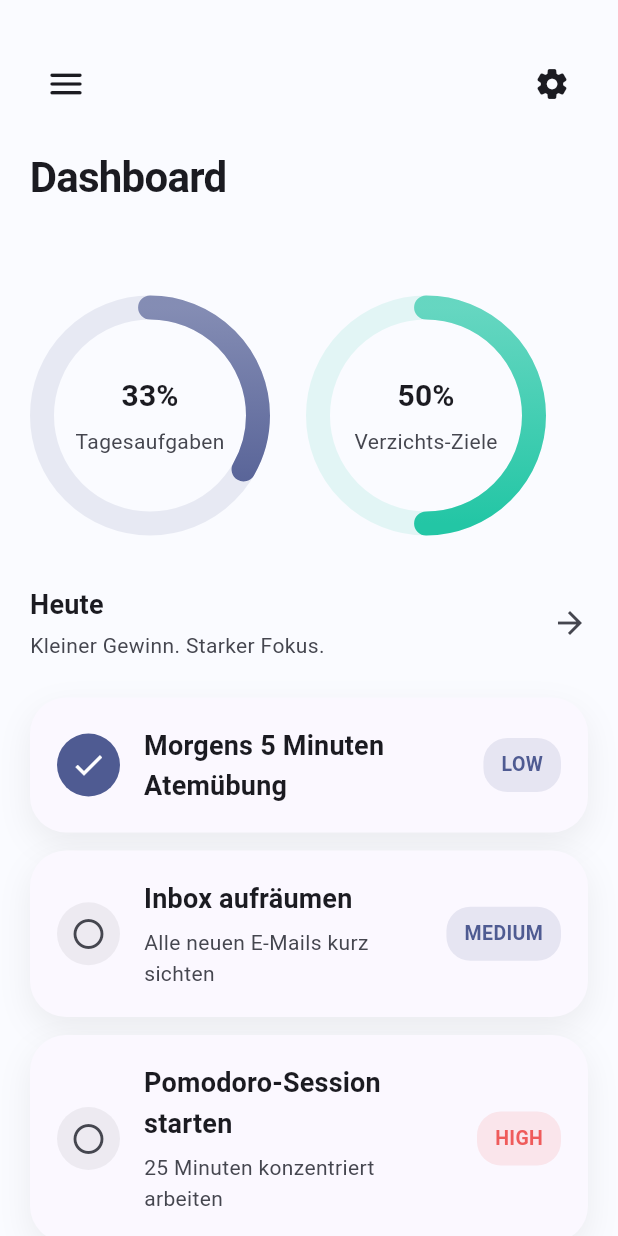
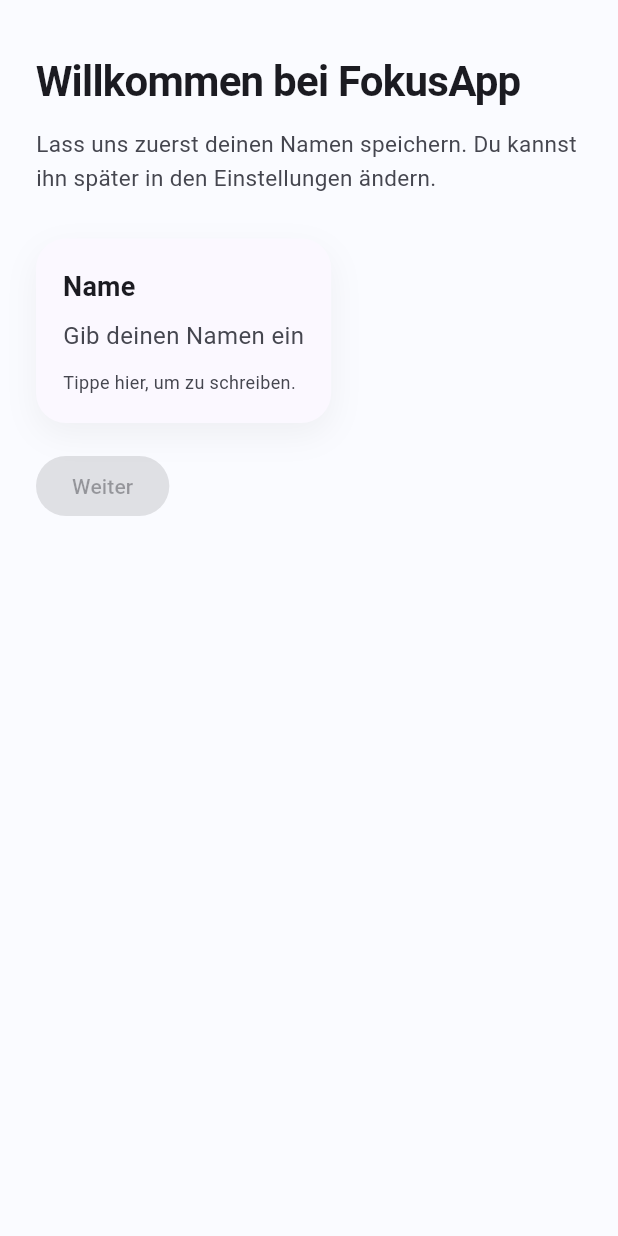
Before and after one commit to philippstrick17/FokusApp-V2, a Flutter app: the screen it shows after launch, on a phone screen of 412 x 824 dp. Run offline on Flutter 3.47's test engine with Material 3 defaults, Android fonts, the phone set to English and light mode, and no system bars; our stand-ins replace confetti, shared_preferences.

Commit message:
feat: add welcome screen. add debug functions. add app functionality for reseting targets

```diff
--- a/lib/main.dart
+++ b/lib/main.dart
@@ -3,6 +3,7 @@ import 'package:flutter/services.dart';
 import 'package:provider/provider.dart';
 import 'package:fokus_app_v2/providers/app_state.dart';
 import 'package:fokus_app_v2/screens/home_screen.dart';
+import 'package:fokus_app_v2/screens/onboarding_screen.dart';
 
 void main() {
   runApp(const FokusApp());
@@ -127,7 +128,9 @@ class FokusApp extends StatelessWidget {
             theme: _buildLightTheme(),
             darkTheme: _buildDarkTheme(),
             themeMode: appState.darkModeEnabled ? ThemeMode.dark : ThemeMode.light,
-            home: const HomeScreen(),
+            home: appState.initialized
+                ? (appState.onboardingComplete ? const HomeScreen() : const OnboardingScreen())
+                : const Scaffold(body: Center(child: CircularProgressIndicator())),
           );
         },
       ),
--- /dev/null
+++ b/lib/screens/onboarding_screen.dart
@@ -0,0 +1,254 @@
+import 'package:flutter/material.dart';
+import 'package:provider/provider.dart';
+import 'package:fokus_app_v2/providers/app_state.dart';
+
+class OnboardingScreen extends StatefulWidget {
+  const OnboardingScreen({super.key});
+
+  @override
+  State<OnboardingScreen> createState() => _OnboardingScreenState();
+}
+
+class _OnboardingScreenState extends State<OnboardingScreen> {
+  final _nameController = TextEditingController();
+  final _taskController = TextEditingController();
+  final _goalController = TextEditingController();
+  int _step = 1;
+
+  @override
+  void dispose() {
+    _nameController.dispose();
+    _taskController.dispose();
+    _goalController.dispose();
+    super.dispose();
+  }
+
+  void _nextStep() {
+    if (_step == 1 && _nameController.text.trim().isNotEmpty) {
+      setState(() => _step = 2);
+    }
+  }
+
+  void _finishOnboarding() {
+    final appState = context.read<AppState>();
+    appState.setUserName(_nameController.text.trim());
+
+    if (_taskController.text.trim().isNotEmpty) {
+      appState.addTask(title: _taskController.text.trim());
+    }
+
+    if (_goalController.text.trim().isNotEmpty) {
+      appState.addGoal(title: _goalController.text.trim());
+    }
+
+    appState.completeOnboarding();
+  }
+
+  Future<void> _openTextInputOverlay({
+    required String title,
+    required TextEditingController controller,
+    required String hint,
+    required String description,
+  }) async {
+    await showGeneralDialog<void>(
+      context: context,
+      barrierDismissible: true,
+      barrierLabel: 'Eingabe schließen',
+      barrierColor: Colors.black26,
+      transitionDuration: const Duration(milliseconds: 200),
+      pageBuilder: (dialogContext, animation, secondaryAnimation) {
+        return SafeArea(
+          child: Padding(
+            padding: const EdgeInsets.symmetric(horizontal: 16, vertical: 16),
+            child: Align(
+              alignment: Alignment.topCenter,
+              child: Material(
+                color: Theme.of(dialogContext).cardColor,
+                borderRadius: BorderRadius.circular(20),
+                child: Padding(
+                  padding: const EdgeInsets.all(18),
+                  child: Column(
+                    mainAxisSize: MainAxisSize.min,
+                    crossAxisAlignment: CrossAxisAlignment.start,
+                    children: [
+                      Text(title, style: Theme.of(dialogContext).textTheme.titleMedium?.copyWith(fontWeight: FontWeight.w700)),
+                      const SizedBox(height: 8),
+                      Text(description, style: Theme.of(dialogContext).textTheme.bodyMedium?.copyWith(color: Theme.of(dialogContext).colorScheme.onSurfaceVariant)),
+                      const SizedBox(height: 18),
+                      TextField(
+                        controller: controller,
+                        autofocus: true,
+                        decoration: InputDecoration(labelText: hint),
+                        textCapitalization: TextCapitalization.sentences,
+                        minLines: 1,
+                        maxLines: 3,
+                      ),
+                      const SizedBox(height: 18),
+                      Row(
+                        children: [
+                          TextButton(
+                            onPressed: () => Navigator.of(dialogContext).pop(),
+                            child: const Text('Abbrechen'),
+                          ),
+                          const Spacer(),
+                          ElevatedButton(
+                            onPressed: () => Navigator.of(dialogContext).pop(),
+                            child: const Text('Fertig'),
+                          ),
+                        ],
+                      ),
+                    ],
+                  ),
+                ),
+              ),
+            ),
+          ),
+        );
+      },
+    );
+    setState(() {});
+  }
+
+  @override
+  Widget build(BuildContext context) {
+    final theme = Theme.of(context);
+    final colorScheme = theme.colorScheme;
+    final isNameSet = _nameController.text.trim().isNotEmpty;
+
+    return Scaffold(
+      resizeToAvoidBottomInset: true,
+      body: SafeArea(
+        minimum: const EdgeInsets.only(top: 16),
+        child: SingleChildScrollView(
+          padding: const EdgeInsets.symmetric(horizontal: 24, vertical: 20),
+          child: Column(
+            crossAxisAlignment: CrossAxisAlignment.start,
+            children: [
+              Text('Willkommen bei FokusApp', style: theme.textTheme.headlineSmall),
+              const SizedBox(height: 12),
+              Text(
+                _step == 1
+                    ? 'Lass uns zuerst deinen Namen speichern. Du kannst ihn später in den Einstellungen ändern.'
+                    : 'Fast geschafft! Tippe auf ein Feld, um es einzugeben. Nur das Feld erscheint oben, der Rest dunkelt ab.',
+                style: theme.textTheme.bodyMedium?.copyWith(color: colorScheme.onSurfaceVariant),
+              ),
+              const SizedBox(height: 28),
+              if (_step == 1) ...[
+                _InputTile(
+                  label: 'Name',
+                  value: _nameController.text.trim(),
+                  placeholder: 'Gib deinen Namen ein',
+                  onTap: () => _openTextInputOverlay(
+                    title: 'Deinen Namen eingeben',
+                    controller: _nameController,
+                    hint: 'Dein Name',
+                    description: 'Damit spricht dich die App persönlich an.',
+                  ),
+                ),
+                const SizedBox(height: 18),
+                ElevatedButton(
+                  onPressed: isNameSet ? _nextStep : null,
+                  child: const Text('Weiter'),
+                ),
+              ] else ...[
+                _InputTile(
+                  label: 'Aufgabe',
+                  value: _taskController.text.trim(),
+                  placeholder: 'Optionaler Fokusauftrag',
+                  onTap: () => _openTextInputOverlay(
+                    title: 'Aufgabe hinzufügen',
+                    controller: _taskController,
+                    hint: 'Aufgabe',
+                    description: 'Schreibe eine Aufgabe, die dir hilft, motiviert zu starten.',
+                  ),
+                ),
+                const SizedBox(height: 20),
+                _InputTile(
+                  label: 'Verzicht',
+                  value: _goalController.text.trim(),
+                  placeholder: 'Optionales Verzichtsziel',
+                  onTap: () => _openTextInputOverlay(
+                    title: 'Verzicht anlegen',
+                    controller: _goalController,
+                    hint: 'Verzichts-Ziel',
+                    description: 'Notiere einen kleinen Verzicht, um deinen Fokus zu stärken.',
+                  ),
+                ),
+                const SizedBox(height: 16),
+                Text(
+                  'Du kannst Aufgabe und Verzicht auch überspringen und später jederzeit ergänzen.',
+                  style: theme.textTheme.bodyMedium?.copyWith(color: colorScheme.onSurfaceVariant),
+                ),
+                const SizedBox(height: 28),
+                Row(
+                  children: [
+                    TextButton(
+                      onPressed: _finishOnboarding,
+                      child: const Text('Überspringen'),
+                    ),
+                    const Spacer(),
+                    ElevatedButton(
+                      onPressed: _finishOnboarding,
+                      child: const Text('Fertig'),
+                    ),
+                  ],
+                ),
+              ],
+            ],
+          ),
+        ),
+      ),
+    );
+  }
+}
+
+class _InputTile extends StatelessWidget {
+  final String label;
+  final String value;
+  final String placeholder;
+  final VoidCallback onTap;
+
+  const _InputTile({
+    required this.label,
+    required this.value,
+    required this.placeholder,
+    required this.onTap,
+  });
+
+  @override
+  Widget build(BuildContext context) {
+    final theme = Theme.of(context);
+
+    return InkWell(
+      borderRadius: BorderRadius.circular(20),
+      onTap: onTap,
+      child: Container(
+        padding: const EdgeInsets.symmetric(horizontal: 18, vertical: 18),
+        decoration: BoxDecoration(
+          color: theme.cardColor,
+          borderRadius: BorderRadius.circular(20),
+          boxShadow: [BoxShadow(color: theme.shadowColor.withAlpha(12), blurRadius: 18, offset: const Offset(0, 8))],
+        ),
+        child: Column(
+          crossAxisAlignment: CrossAxisAlignment.start,
+          children: [
+            Text(label, style: theme.textTheme.titleMedium?.copyWith(fontWeight: FontWeight.w700)),
+            const SizedBox(height: 8),
+            Text(
+              value.isEmpty ? placeholder : value,
+              style: TextStyle(
+                color: value.isEmpty ? theme.colorScheme.onSurfaceVariant : theme.colorScheme.onSurface,
+                fontSize: 16,
+              ),
+            ),
+            const SizedBox(height: 10),
+            Text(
+              'Tippe hier, um zu schreiben.',
+              style: theme.textTheme.bodyMedium?.copyWith(color: theme.colorScheme.onSurfaceVariant, fontSize: 12),
+            ),
+          ],
+        ),
+      ),
+    );
+  }
+}
```
Also changed, not shown: lib/providers/app_state.dart (+103 -0 lines), lib/screens/dashboard_screen.dart (+13 -0 lines), lib/screens/home_screen.dart (+7 -0 lines), lib/screens/settings_screen.dart (+73 -0 lines).
